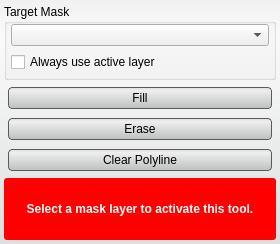
This is src/Interface/ToolInterface/PolylineToolInterface.ui in SCIInstitute/Seg3D as Qt 5 draws it before an edit. The edited form follows.
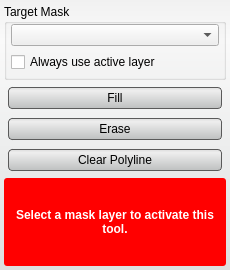
This is the edited form. Custom widgets are drawn as their Qt base class.

Commit message: fixed the tool width issue, works on mac, need to test on windows still

```diff
--- a/src/Interface/ToolInterface/PolylineToolInterface.ui
+++ b/src/Interface/ToolInterface/PolylineToolInterface.ui
@@ -6,8 +6,8 @@
    <rect>
     <x>0</x>
     <y>0</y>
-    <width>280</width>
-    <height>244</height>
+    <width>230</width>
+    <height>270</height>
    </rect>
   </property>
   <property name="sizePolicy">
@@ -16,18 +16,6 @@
     <verstretch>0</verstretch>
    </sizepolicy>
   </property>
-  <property name="minimumSize">
-   <size>
-    <width>280</width>
-    <height>158</height>
-   </size>
-  </property>
-  <property name="maximumSize">
-   <size>
-    <width>16777215</width>
-    <height>16777215</height>
-   </size>
-  </property>
   <property name="windowTitle">
    <string>Polyline Tool</string>
   </property>
```
